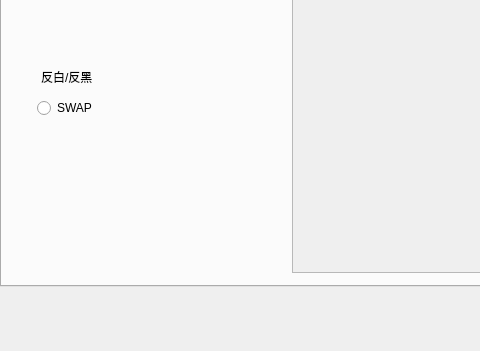
markscat/SH1106_GUI_Design, file imageimportdialog.ui: the form before one commit; both pictures show x 0 to 480 and y 124 to 475 of the 955 by 475 pixel window.
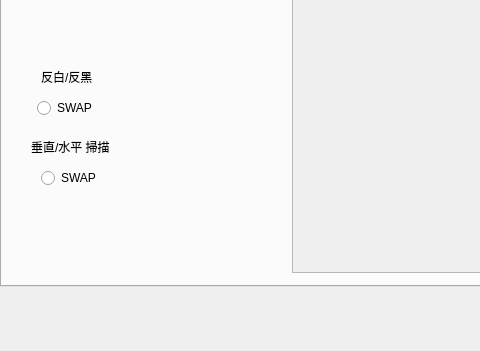
The form after the commit.

What changed in the file:
```diff
--- a/imageimportdialog.ui
+++ b/imageimportdialog.ui
@@ -672,6 +672,92 @@
       </item>
      </layout>
     </widget>
+    <widget class="QWidget" name="layoutWidget_5">
+     <property name="geometry">
+      <rect>
+       <x>10</x>
+       <y>230</y>
+       <width>118</width>
+       <height>56</height>
+      </rect>
+     </property>
+     <layout class="QVBoxLayout" name="verticalLayout_7">
+      <item>
+       <layout class="QHBoxLayout" name="horizontalLayout_13">
+        <item>
+         <spacer name="horizontalSpacer_25">
+          <property name="orientation">
+           <enum>Qt::Orientation::Horizontal</enum>
+          </property>
+          <property name="sizeHint" stdset="0">
+           <size>
+            <width>40</width>
+            <height>20</height>
+           </size>
+          </property>
+         </spacer>
+        </item>
+        <item>
+         <widget class="QLabel" name="label_7">
+          <property name="text">
+           <string>垂直/水平 掃描</string>
+          </property>
+         </widget>
+        </item>
+        <item>
+         <spacer name="horizontalSpacer_26">
+          <property name="orientation">
+           <enum>Qt::Orientation::Horizontal</enum>
+          </property>
+          <property name="sizeHint" stdset="0">
+           <size>
+            <width>40</width>
+            <height>20</height>
+           </size>
+          </property>
+         </spacer>
+        </item>
+       </layout>
+      </item>
+      <item>
+       <layout class="QHBoxLayout" name="horizontalLayout_14">
+        <item>
+         <spacer name="horizontalSpacer_27">
+          <property name="orientation">
+           <enum>Qt::Orientation::Horizontal</enum>
+          </property>
+          <property name="sizeHint" stdset="0">
+           <size>
+            <width>40</width>
+            <height>20</height>
+           </size>
+          </property>
+         </spacer>
+        </item>
+        <item>
+         <widget class="QRadioButton" name="V_H_swap">
+          <property name="text">
+           <string>SWAP</string>
+          </property>
+         </widget>
+        </item>
+        <item>
+         <spacer name="horizontalSpacer_28">
+          <property name="orientation">
+           <enum>Qt::Orientation::Horizontal</enum>
+          </property>
+          <property name="sizeHint" stdset="0">
+           <size>
+            <width>40</width>
+            <height>20</height>
+           </size>
+          </property>
+         </spacer>
+        </item>
+       </layout>
+      </item>
+     </layout>
+    </widget>
    </widget>
   </widget>
  </widget>
```
Left out of the diff: 2 changed lines with no effect on the pictures.
